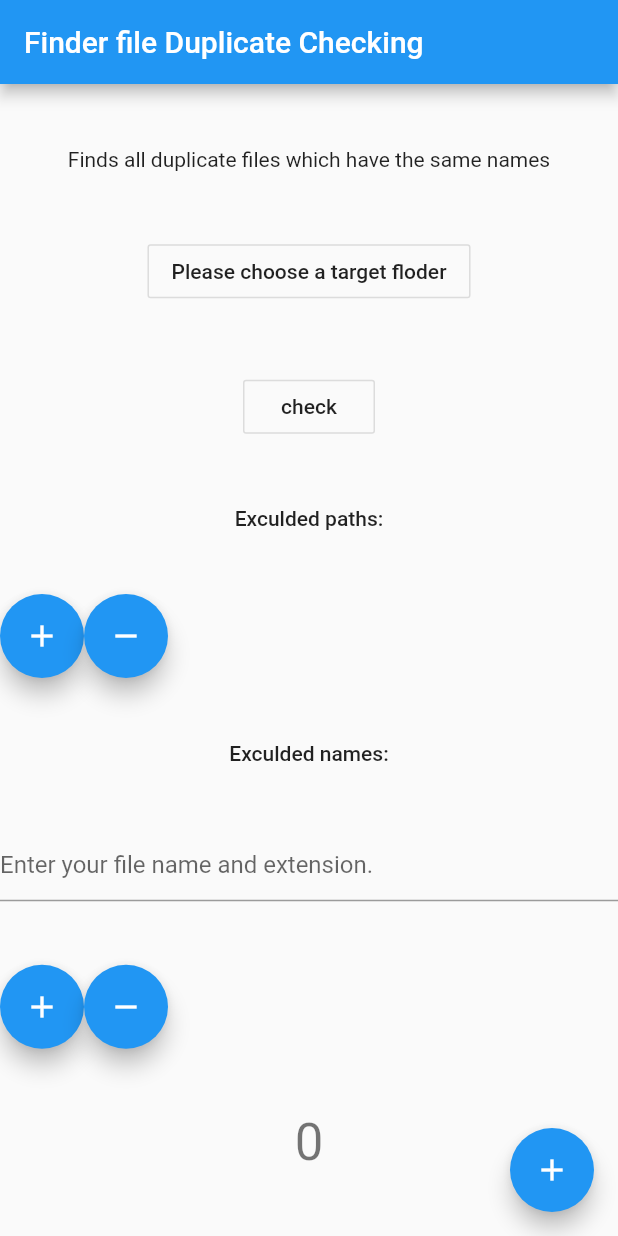
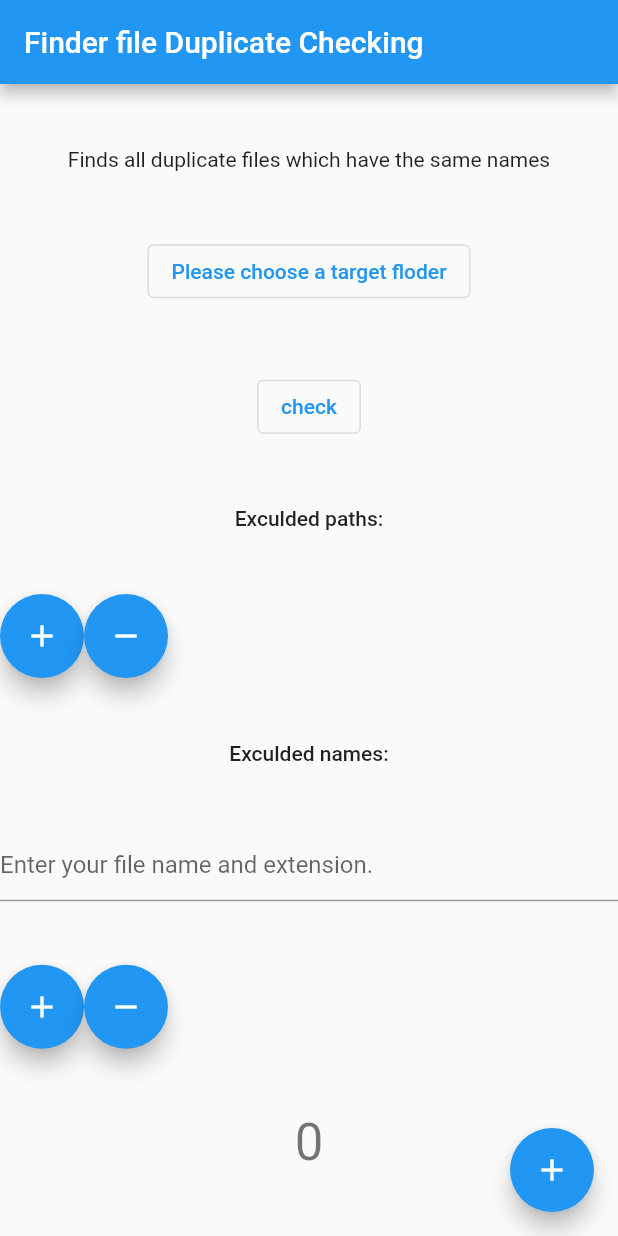
Before and after one commit to HYAdonisCoding/finder_duplicate_checking_202106, a Flutter app: the screen it shows after launch, on a phone screen of 412 x 824 dp. Run offline on Flutter 3.47's test engine with Material 2 defaults, Android fonts, the phone set to English and light mode, and no system bars; our stand-ins replace flutter_screenutil.

Commit message:
未完待续

```diff
--- a/lib/main.dart
+++ b/lib/main.dart
@@ -83,12 +83,12 @@ class _MyHomePageState extends State<MyHomePage> {
               'Finds all duplicate files which have the same names',
               textAlign: TextAlign.center,
             ),
-            OutlineButton(
+            OutlinedButton(
               onPressed: _chooseTargetFloder,
               child: Text(
                   "Please choose a target floder"), // Icon(Icons.attach_file),
             ),
-            OutlineButton(
+            OutlinedButton(
               onPressed: _checkAction,
               child: Text("check"),
             ),
--- a/lib/pages/index_page.dart
+++ b/lib/pages/index_page.dart
@@ -16,9 +16,9 @@ class _IndexPageState extends State<IndexPage> {
   var currentPage;
   final List<BottomNavigationBarItem> bottomTabs = [
     BottomNavigationBarItem(
-        icon: Icon(CupertinoIcons.home), title: Text('Home')),
+        icon: Icon(CupertinoIcons.home), label: 'Home'),
     BottomNavigationBarItem(
-        icon: Icon(CupertinoIcons.profile_circled), title: Text('Mine')),
+        icon: Icon(CupertinoIcons.profile_circled), label: 'Mine'),
   ];
   final List<Widget> tabBodies = [HomePage(), MinePage()];
   @override
@@ -29,7 +29,7 @@ class _IndexPageState extends State<IndexPage> {
 
   @override
   Widget build(BuildContext context) {
-    ScreenUtil.instance = ScreenUtil(width: 750, height: 1334)..init(context);
+    ScreenUtil.init(context);
     return Scaffold(
       backgroundColor: Color.fromRGBO(244, 245, 245, 1.0),
       bottomNavigationBar: BottomNavigationBar(
--- a/pubspec.yaml
+++ b/pubspec.yaml
@@ -30,7 +30,7 @@ dependencies:
   cupertino_icons: ^1.0.2
   path_provider: ^1.6.9
   # add flutter_ScreenUtil
-  flutter_screenutil: ^0.5.3
+  flutter_screenutil: ^2.2.0
 
 dev_dependencies:
   flutter_test:
```
Also changed, not shown: lib/pages/fileList_page.dart (+24 -6 lines), pubspec.lock.
